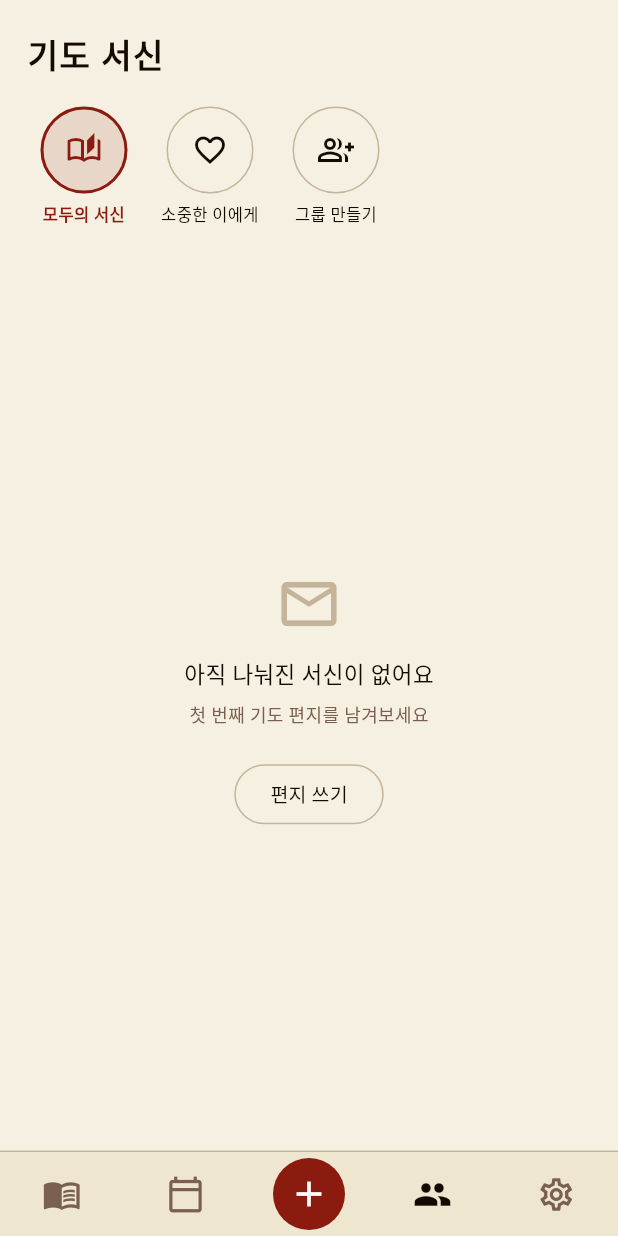
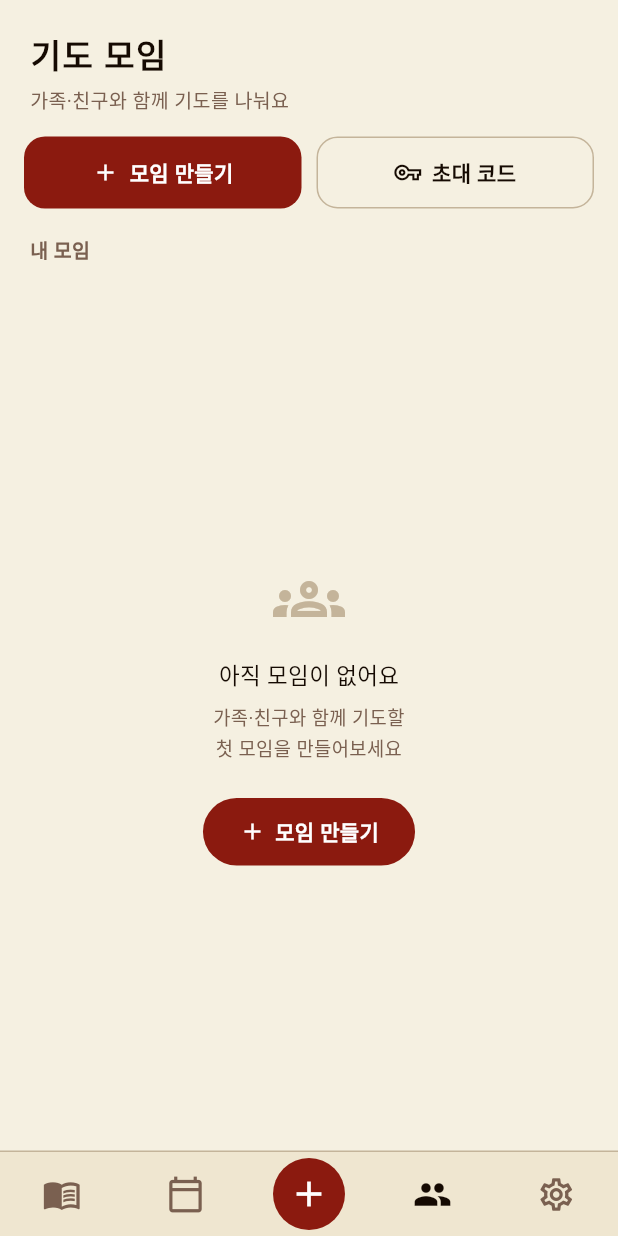
Before and after one commit to shjoungdkfus/pray-story, a Flutter app: the screen it shows once a user with an empty profile is signed in, item 4 of the bottom bar chosen, on a phone screen of 412 x 824 dp. Run offline on Flutter 3.47's test engine with Material 3 defaults, Android fonts, the phone set to English and light mode, and no system bars; our stand-ins replace flutter_local_notifications, flutter_riverpod, google_fonts, share_plus, shared_preferences, supabase_flutter and 1 more; accounts and stored records are empty.

Commit message:
커뮤니티 메인 모임 중심 개편 + profiles 임베드 버그 수정
- community_screen.dart: 모두의 서신/소중한 이에게 제거, 모임 목록 중심 홈으로 재작성
  (모임 만들기/초대 코드 버튼 + 내 모임 카드 + 빈 상태)
- 버그: profiles(name) PostgREST 임베드가 FK 미감지로 실패 → 멤버/공지/중보 쿼리 에러
  → 임베드 제거하고 profiles 별도 배치 조회(_profileNames)로 이름 해결
- community_v2.sql: 같은 모임 멤버끼리 이름 조회 가능하도록 profiles SELECT 정책 추가

Co-Authored-By: Claude Sonnet 4.6 <noreply@anthropic.com>

```diff
--- a/lib/screens/community/community_screen.dart
+++ b/lib/screens/community/community_screen.dart
@@ -2,32 +2,49 @@ import 'package:flutter/material.dart';
 import 'package:flutter_riverpod/flutter_riverpod.dart';
 import 'package:google_fonts/google_fonts.dart';
 import '../../core/constants/app_colors.dart';
+import '../../models/community_models.dart';
 import '../../providers/community_provider.dart';
-import '../../models/community_models.dart';
 import 'create_group_screen.dart';
 import 'group_detail_screen.dart';
-import 'pray_for_someone_screen.dart';
-import 'community_letter_write_screen.dart';
+import 'join_group_screen.dart';
 
 class CommunityScreen extends ConsumerWidget {
   const CommunityScreen({super.key});
 
+  Future<void> _openCreate(BuildContext context, WidgetRef ref) async {
+    await Navigator.of(context).push(
+      MaterialPageRoute(builder: (_) => const CreateGroupScreen()),
+    );
+    ref.invalidate(myGroupsProvider);
+  }
+
+  Future<void> _openJoin(BuildContext context, WidgetRef ref) async {
+    await Navigator.of(context).push(
+      MaterialPageRoute(builder: (_) => const JoinGroupScreen()),
+    );
+    ref.invalidate(myGroupsProvider);
+  }
+
+  Future<void> _openGroup(BuildContext context, WidgetRef ref, CommunityGroup g) async {
+    await Navigator.of(context).push(
+      MaterialPageRoute(builder: (_) => GroupDetailScreen(group: g)),
+    );
+    ref.invalidate(myGroupsProvider);
+  }
+
   @override
   Widget build(BuildContext context, WidgetRef ref) {
-    final selectedCategory = ref.watch(selectedCategoryProvider);
     final myGroups = ref.watch(myGroupsProvider);
 
     return SafeArea(
       child: Column(
         crossAxisAlignment: CrossAxisAlignment.start,
         children: [
+          // 헤더
           Padding(
-            padding: const EdgeInsets.fromLTRB(18, 20, 18, 6),
-            child: Column(
-              crossAxisAlignment: CrossAxisAlignment.start,
-              children: [
-                Text(
-                  '기도 서신',
+            padding: const EdgeInsets.fromLTRB(20, 20, 20, 4),
+            child: Text(
+              '기도 모임',
               style: GoogleFonts.gowunBatang(
                 fontSize: 22,
                 fontWeight: FontWeight.bold,
@@ -35,130 +52,105 @@ class CommunityScreen extends ConsumerWidget {
                 letterSpacing: 1,
               ),
             ),
-              ],
+          ),
+          Padding(
+            padding: const EdgeInsets.fromLTRB(20, 0, 20, 14),
+            child: Text(
+              '가족·친구와 함께 기도를 나눠요',
+              style: GoogleFonts.gowunBatang(fontSize: 13, color: AppColors.textHint),
             ),
           ),
-          const SizedBox(height: 12),
-          // 카테고리 가로 스크롤
-          SizedBox(
-            height: 96,
-            child: ListView(
-              scrollDirection: Axis.horizontal,
-              padding: const EdgeInsets.symmetric(horizontal: 14),
+          // 액션 버튼 (모임 만들기 / 초대 코드)
+          Padding(
+            padding: const EdgeInsets.symmetric(horizontal: 16),
+            child: Row(
               children: [
-                _CategoryCircle(
-                  icon: Icons.auto_stories_outlined,
-                  label: '모두의 서신',
-                  isSelected: selectedCategory == 'community',
-                  onTap: () => ref.read(selectedCategoryProvider.notifier).state = 'community',
+                Expanded(
+                  child: _ActionButton(
+                    icon: Icons.add,
+                    label: '모임 만들기',
+                    filled: true,
+                    onTap: () => _openCreate(context, ref),
                   ),
-                _CategoryCircle(
-                  icon: Icons.favorite_border,
-                  label: '소중한 이에게',
-                  isSelected: selectedCategory == 'for_someone',
-                  onTap: () {
-                    Navigator.of(context).push(
-                      MaterialPageRoute(builder: (_) => const PrayForSomeoneScreen()),
-                    );
-                  },
                 ),
-                _CategoryCircle(
-                  icon: Icons.group_add_outlined,
-                  label: '그룹 만들기',
-                  isSelected: false,
-                  onTap: () async {
-                    await Navigator.of(context).push(
-                      MaterialPageRoute(builder: (_) => const CreateGroupScreen()),
-                    );
-                    ref.invalidate(myGroupsProvider);
-                  },
+                const SizedBox(width: 10),
+                Expanded(
+                  child: _ActionButton(
+                    icon: Icons.vpn_key_outlined,
+                    label: '초대 코드',
+                    filled: false,
+                    onTap: () => _openJoin(context, ref),
                   ),
-                // 사용자의 그룹들
-                ...myGroups.when(
-                  data: (groups) => groups.map((g) => _GroupCircle(
-                    group: g,
-                    isSelected: false,
-                    onTap: () async {
-                      await Navigator.of(context).push(
-                        MaterialPageRoute(builder: (_) => GroupDetailScreen(group: g)),
-                      );
-                      ref.invalidate(myGroupsProvider);
-                    },
-                  )),
-                  loading: () => [const SizedBox()],
-                  error: (_, _) => [const SizedBox()],
                 ),
               ],
             ),
           ),
-          // 선택된 카테고리에 따른 콘텐츠
+          const SizedBox(height: 18),
+          Padding(
+            padding: const EdgeInsets.fromLTRB(20, 0, 20, 8),
+            child: Text(
+              '내 모임',
+              style: GoogleFonts.gowunBatang(fontSize: 13, fontWeight: FontWeight.bold, color: AppColors.textHint),
+            ),
+          ),
+          // 내 모임 목록
           Expanded(
-            child: _buildContent(context, ref, selectedCategory, myGroups),
+            child: myGroups.when(
+              data: (groups) {
+                if (groups.isEmpty) {
+                  return _EmptyGroups(onCreate: () => _openCreate(context, ref));
+                }
+                return ListView.builder(
+                  padding: const EdgeInsets.fromLTRB(16, 4, 16, 24),
+                  itemCount: groups.length,
+                  itemBuilder: (_, i) => _GroupCard(
+                    group: groups[i],
+                    onTap: () => _openGroup(context, ref, groups[i]),
+                  ),
+                );
+              },
+              loading: () => const Center(child: CircularProgressIndicator(color: AppColors.accent)),
+              error: (e, _) => Center(
+                child: Text('오류: $e', style: GoogleFonts.gowunBatang(color: AppColors.textHint)),
+              ),
+            ),
           ),
         ],
       ),
     );
   }
-
-  Widget _buildContent(BuildContext context, WidgetRef ref, String category, AsyncValue<List<CommunityGroup>> myGroups) {
-    // 그룹은 원형 탭 시 별도 상세 화면(GroupDetailScreen)으로 이동한다.
-    return const _CommunityFeed();
-  }
 }
 
-class _CategoryCircle extends StatelessWidget {
+class _ActionButton extends StatelessWidget {
   final IconData icon;
   final String label;
-  final bool isSelected;
+  final bool filled;
   final VoidCallback onTap;
-
-  const _CategoryCircle({
-    required this.icon,
-    required this.label,
-    required this.isSelected,
-    required this.onTap,
-  });
+  const _ActionButton({required this.icon, required this.label, required this.filled, required this.onTap});
 
   @override
   Widget build(BuildContext context) {
-    return Padding(
-      padding: const EdgeInsets.symmetric(horizontal: 6),
-      child: GestureDetector(
+    return GestureDetector(
       onTap: onTap,
-        child: Column(
+      child: Container(
+        height: 48,
+        decoration: BoxDecoration(
+          color: filled ? AppColors.accent : Colors.transparent,
+          borderRadius: BorderRadius.circular(14),
+          border: filled ? null : Border.all(color: AppColors.divider),
+        ),
+        alignment: Alignment.center,
+        child: Row(
+          mainAxisAlignment: MainAxisAlignment.center,
           children: [
-            Container(
-              width: 58,
-              height: 58,
-              decoration: BoxDecoration(
-                shape: BoxShape.circle,
-                color: isSelected
-                    ? AppColors.accent.withValues(alpha: 0.12)
-                    : AppColors.card,
-                border: Border.all(
-                  color: isSelected ? AppColors.accent : AppColors.divider,
-                  width: isSelected ? 2 : 1,
-                ),
-              ),
-              child: Icon(
-                icon,
-                color: isSelected ? AppColors.accent : AppColors.textPrimary,
-                size: 24,
-              ),
-            ),
-            const SizedBox(height: 6),
-            SizedBox(
-              width: 72,
-              child: Text(
+            Icon(icon, size: 18, color: filled ? Colors.white : AppColors.textPrimary),
+            const SizedBox(width: 7),
+            Text(
               label,
-                textAlign: TextAlign.center,
-                maxLines: 1,
-                overflow: TextOverflow.ellipsis,
               style: GoogleFonts.gowunBatang(
-                  fontSize: 11,
-                  color: isSelected ? AppColors.accent : AppColors.textPrimary,
-                  fontWeight: isSelected ? FontWeight.bold : FontWeight.normal,
-                ),
+                fontSize: 14,
+                fontWeight: FontWeight.bold,
+                color: filled ? Colors.white : AppColors.textPrimary,
               ),
             ),
           ],
@@ -168,65 +160,58 @@ class _CategoryCircle extends StatelessWidget {
   }
 }
 
-class _GroupCircle extends StatelessWidget {
+class _GroupCard extends StatelessWidget {
   final CommunityGroup group;
-  final bool isSelected;
   final VoidCallback onTap;
-
-  const _GroupCircle({
-    required this.group,
-    required this.isSelected,
-    required this.onTap,
-  });
+  const _GroupCard({required this.group, required this.onTap});
 
   @override
   Widget build(BuildContext context) {
-    final initial = group.name.isNotEmpty ? group.name.characters.first : '?';
-    return Padding(
-      padding: const EdgeInsets.symmetric(horizontal: 6),
-      child: GestureDetector(
+    final subtitle = group.description.isNotEmpty ? group.description : '함께 기도하는 모임';
+    return GestureDetector(
       onTap: onTap,
-        child: Column(
+      child: Container(
+        margin: const EdgeInsets.only(bottom: 12),
+        padding: const EdgeInsets.symmetric(horizontal: 14, vertical: 14),
+        decoration: BoxDecoration(
+          color: Colors.white.withValues(alpha: 0.5),
+          borderRadius: BorderRadius.circular(16),
+          border: Border.all(color: AppColors.divider.withValues(alpha: 0.5)),
+        ),
+        child: Row(
           children: [
             Container(
-              width: 58,
-              height: 58,
+              width: 48,
+              height: 48,
               decoration: BoxDecoration(
-                shape: BoxShape.circle,
-                color: isSelected
-                    ? AppColors.accent.withValues(alpha: 0.18)
-                    : AppColors.accent.withValues(alpha: 0.08),
-                border: Border.all(
-                  color: isSelected ? AppColors.accent : AppColors.divider,
-                  width: isSelected ? 2 : 1,
+                borderRadius: BorderRadius.circular(14),
+                color: AppColors.accent.withValues(alpha: 0.1),
+              ),
+              alignment: Alignment.center,
+              child: Text(group.icon, style: const TextStyle(fontSize: 24)),
+            ),
+            const SizedBox(width: 14),
+            Expanded(
+              child: Column(
+                crossAxisAlignment: CrossAxisAlignment.start,
+                children: [
+                  Text(
+                    group.name,
+                    maxLines: 1,
+                    overflow: TextOverflow.ellipsis,
+                    style: GoogleFonts.gowunBatang(fontSize: 16, fontWeight: FontWeight.bold, color: AppColors.textPrimary),
+                  ),
+                  const SizedBox(height: 3),
+                  Text(
+                    subtitle,
+                    maxLines: 1,
+                    overflow: TextOverflow.ellipsis,
+                    style: GoogleFonts.gowunBatang(fontSize: 12.5, color: AppColors.textHint),
+                  ),
+                ],
               ),
             ),
-              child: Center(
-                child: Text(
-                  initial,
-                  style: GoogleFonts.gowunBatang(
-                    fontSize: 20,
-                    fontWeight: FontWeight.bold,
-                    color: isSelected ? AppColors.accent : AppColors.textPrimary,
-                  ),
-                ),
-              ),
-            ),
-            const SizedBox(height: 6),
-            SizedBox(
-              width: 72,
-              child: Text(
-                group.name,
-                textAlign: TextAlign.center,
-                maxLines: 1,
-                overflow: TextOverflow.ellipsis,
-                style: GoogleFonts.gowunBatang(
-                  fontSize: 11,
-                  color: isSelected ? AppColors.accent : AppColors.textPrimary,
-                  fontWeight: isSelected ? FontWeight.bold : FontWeight.normal,
-                ),
-              ),
-            ),
+            const Icon(Icons.chevron_right, color: AppColors.textHint, size: 20),
           ],
         ),
       ),
@@ -234,168 +219,46 @@ class _GroupCircle extends StatelessWidget {
   }
 }
 
-class _CommunityFeed extends ConsumerWidget {
-  const _CommunityFeed();
+class _EmptyGroups extends StatelessWidget {
+  final VoidCallback onCreate;
+  const _EmptyGroups({required this.onCreate});
 
   @override
-  Widget build(BuildContext context, WidgetRef ref) {
-    final letters = ref.watch(communityLettersProvider);
-
-    return letters.when(
-      data: (list) {
-        if (list.isEmpty) {
+  Widget build(BuildContext context) {
     return Center(
       child: Column(
         mainAxisSize: MainAxisSize.min,
         children: [
-                Icon(Icons.mail_outline, size: 44, color: AppColors.divider),
-                const SizedBox(height: 14),
-                Text(
-                  '아직 나눠진 서신이 없어요',
-                  style: GoogleFonts.gowunBatang(
-                    fontSize: 15,
-                    color: AppColors.textPrimary,
-                  ),
-                ),
+          Icon(Icons.groups_outlined, size: 48, color: AppColors.divider),
+          const SizedBox(height: 16),
+          Text('아직 모임이 없어요', style: GoogleFonts.gowunBatang(fontSize: 15, color: AppColors.textPrimary)),
           const SizedBox(height: 6),
           Text(
-                  '첫 번째 기도 편지를 남겨보세요',
-                  style: GoogleFonts.gowunBatang(
-                    fontSize: 12,
-                    color: AppColors.textHint,
+            '가족·친구와 함께 기도할\n첫 모임을 만들어보세요',
+            textAlign: TextAlign.center,
+            style: GoogleFonts.gowunBatang(fontSize: 12.5, color: AppColors.textHint, height: 1.6),
           ),
+          const SizedBox(height: 22),
+          GestureDetector(
+            onTap: onCreate,
+            child: Container(
+              padding: const EdgeInsets.symmetric(horizontal: 24, vertical: 12),
+              decoration: BoxDecoration(
+                color: AppColors.accent,
+                borderRadius: BorderRadius.circular(24),
               ),
-                const SizedBox(height: 20),
-                OutlinedButton(
-                  onPressed: () {
-                    Navigator.of(context).push(
-                      MaterialPageRoute(
-                        builder: (_) => const CommunityLetterWriteScreen(),
-                      ),
-                    );
-                  },
-                  style: OutlinedButton.styleFrom(
-                    foregroundColor: AppColors.textPrimary,
-                    side: const BorderSide(color: AppColors.divider),
-                    shape: RoundedRectangleBorder(
-                      borderRadius: BorderRadius.circular(20),
-                    ),
-                    padding: const EdgeInsets.symmetric(horizontal: 24, vertical: 10),
-                  ),
-                  child: Text('편지 쓰기', style: GoogleFonts.gowunBatang(fontSize: 13)),
-                ),
+              child: Row(
+                mainAxisSize: MainAxisSize.min,
+                children: [
+                  const Icon(Icons.add, size: 18, color: Colors.white),
+                  const SizedBox(width: 6),
+                  Text('모임 만들기', style: GoogleFonts.gowunBatang(fontSize: 14, fontWeight: FontWeight.bold, color: Colors.white)),
                 ],
               ),
-          );
-        }
-        return ListView.builder(
-          padding: const EdgeInsets.fromLTRB(16, 4, 16, 16),
-          itemCount: list.length,
-          itemBuilder: (_, i) => _LetterCard(letter: list[i]),
-        );
-      },
-      loading: () => const Center(
-        child: CircularProgressIndicator(color: AppColors.accent),
-      ),
-      error: (e, _) => Center(
-        child: Text('오류: $e', style: GoogleFonts.gowunBatang(color: AppColors.textHint)),
-      ),
-    );
-  }
-}
-
-class _LetterCard extends StatelessWidget {
-  final CommunityLetter letter;
-  const _LetterCard({required this.letter});
-
-  @override
-  Widget build(BuildContext context) {
-    return Container(
-      margin: const EdgeInsets.only(bottom: 14),
-      decoration: BoxDecoration(
-        color: AppColors.card,
-        borderRadius: BorderRadius.circular(14),
-        border: Border.all(color: AppColors.divider, width: 0.5),
-      ),
-      child: Column(
-        crossAxisAlignment: CrossAxisAlignment.start,
-        children: [
-          // 편지 헤더
-          Container(
-            padding: const EdgeInsets.symmetric(horizontal: 16, vertical: 10),
-            decoration: BoxDecoration(
-              color: AppColors.accent.withValues(alpha: 0.06),
-              borderRadius: const BorderRadius.vertical(top: Radius.circular(14)),
-            ),
-            child: Row(
-              children: [
-                Text(
-                  letter.anonymousEmoji,
-                  style: const TextStyle(fontSize: 16),
-                ),
-                const SizedBox(width: 8),
-                Text(
-                  letter.anonymousName,
-                  style: GoogleFonts.gowunBatang(
-                    fontSize: 12,
-                    color: AppColors.textHint,
-                  ),
-                ),
-                const Spacer(),
-                if (letter.recipientName != null && letter.recipientName!.isNotEmpty)
-                  Container(
-                    padding: const EdgeInsets.symmetric(horizontal: 8, vertical: 2),
-                    decoration: BoxDecoration(
-                      color: AppColors.accent.withValues(alpha: 0.1),
-                      borderRadius: BorderRadius.circular(8),
-                    ),
-                    child: Text(
-                      '${letter.recipientName}에게',
-                      style: GoogleFonts.gowunBatang(
-                        fontSize: 10,
-                        color: AppColors.accent,
-                      ),
-                    ),
-                  ),
-              ],
-            ),
-          ),
-          // 편지 본문
-          Padding(
-            padding: const EdgeInsets.fromLTRB(16, 12, 16, 14),
-            child: Column(
-              crossAxisAlignment: CrossAxisAlignment.start,
-              children: [
-                Text(
-                  letter.content,
-                  maxLines: 4,
-                  overflow: TextOverflow.ellipsis,
-                  style: GoogleFonts.gowunBatang(
-                    fontSize: 13,
-                    color: AppColors.textPrimary,
-                    height: 1.7,
-                  ),
-                ),
-                const SizedBox(height: 10),
-                Align(
-                  alignment: Alignment.centerRight,
-                  child: Text(
-                    _formatDate(letter.createdAt),
-                    style: GoogleFonts.gowunBatang(
-                      fontSize: 10,
-                      color: AppColors.textHint,
-                    ),
-                  ),
-                ),
-              ],
             ),
           ),
         ],
       ),
     );
   }
-
-  String _formatDate(DateTime dt) {
-    return '${dt.year}년 ${dt.month}월 ${dt.day}일';
 }
-}
```
Also changed, not shown: lib/providers/community_provider.dart (+44 -13 lines), 1 other file. Lines whose indentation alone changed are shown as unchanged.
